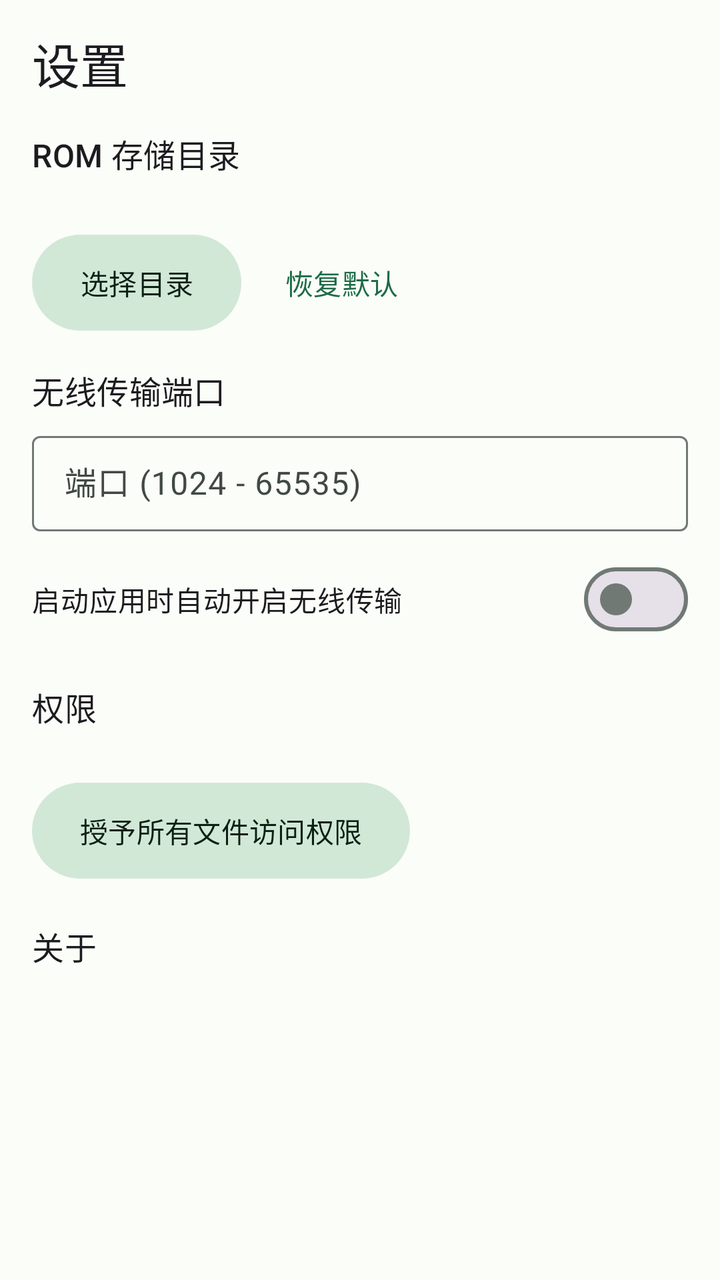
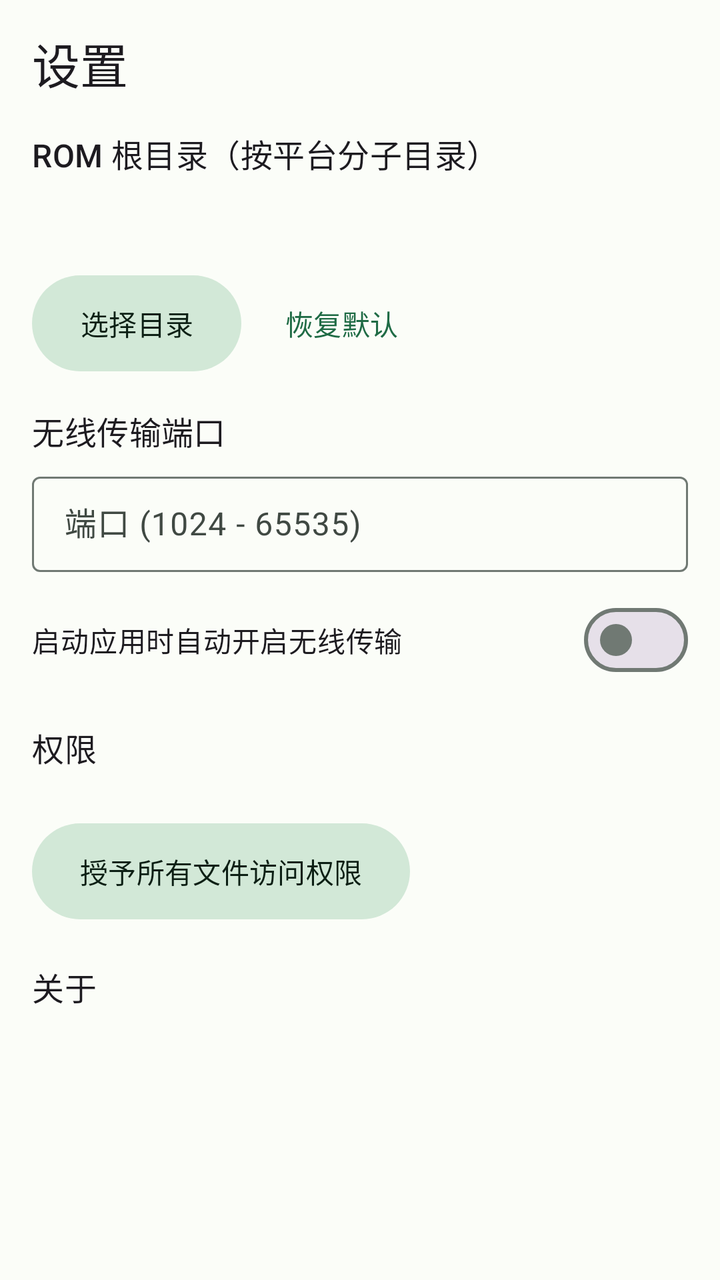

The first picture is an Android layout as it rendered before a commit; the second is the same layout after the commit. The layout source and the unified diff follow.
<!-- AndroidManifest.xml: application theme Theme.RomBox -->
<!-- res/layout/fragment_settings.xml -->
<?xml version="1.0" encoding="utf-8"?>
<ScrollView xmlns:android="http://schemas.android.com/apk/res/android"
    xmlns:app="http://schemas.android.com/apk/res-auto"
    android:layout_width="match_parent"
    android:layout_height="match_parent"
    android:fillViewport="true">

    <LinearLayout
        android:layout_width="match_parent"
        android:layout_height="wrap_content"
        android:orientation="vertical"
        android:paddingStart="16dp"
        android:paddingTop="14dp"
        android:paddingEnd="16dp"
        android:paddingBottom="24dp">

        <TextView
            android:layout_width="wrap_content"
            android:layout_height="wrap_content"
            android:text="设置"
            android:textAppearance="?attr/textAppearanceHeadlineSmall" />

        <TextView
            android:layout_width="wrap_content"
            android:layout_height="wrap_content"
            android:layout_marginTop="16dp"
            android:text="ROM 存储目录"
            android:textAppearance="?attr/textAppearanceTitleMedium" />

        <TextView
            android:id="@+id/dirText"
            android:layout_width="match_parent"
            android:layout_height="wrap_content"
            android:layout_marginTop="4dp"
            android:textIsSelectable="true"
            android:textAppearance="?attr/textAppearanceBodyMedium"
            android:textColor="?attr/colorPrimary" />

        <LinearLayout
            android:layout_width="match_parent"
            android:layout_height="wrap_content"
            android:layout_marginTop="6dp"
            android:orientation="horizontal">

            <com.google.android.material.button.MaterialButton
                android:id="@+id/btnPickDir"
                style="@style/Widget.Material3.Button.TonalButton"
                android:layout_width="wrap_content"
                android:layout_height="wrap_content"
                android:insetTop="0dp"
                android:insetBottom="0dp"
                android:text="选择目录" />

            <com.google.android.material.button.MaterialButton
                android:id="@+id/btnResetDir"
                style="@style/Widget.Material3.Button.TextButton"
                android:layout_width="wrap_content"
                android:layout_height="wrap_content"
                android:layout_marginStart="6dp"
                android:insetTop="0dp"
                android:insetBottom="0dp"
                android:text="恢复默认" />
        </LinearLayout>

        <TextView
            android:layout_width="wrap_content"
            android:layout_height="wrap_content"
            android:layout_marginTop="18dp"
            android:text="无线传输端口"
            android:textAppearance="?attr/textAppearanceTitleMedium" />

        <com.google.android.material.textfield.TextInputLayout
            android:id="@+id/portLayout"
            style="@style/Widget.Material3.TextInputLayout.OutlinedBox.Dense"
            android:layout_width="match_parent"
            android:layout_height="wrap_content"
            android:layout_marginTop="6dp"
            android:hint="端口 (1024 - 65535)">

            <com.google.android.material.textfield.TextInputEditText
                android:id="@+id/editPort"
                android:layout_width="match_parent"
                android:layout_height="wrap_content"
                android:inputType="number"
                android:maxLength="5"
                android:maxLines="1" />
        </com.google.android.material.textfield.TextInputLayout>

        <com.google.android.material.materialswitch.MaterialSwitch
            android:id="@+id/switchAutoStart"
            android:layout_width="match_parent"
            android:layout_height="wrap_content"
            android:layout_marginTop="10dp"
            android:text="启动应用时自动开启无线传输" />

        <TextView
            android:layout_width="wrap_content"
            android:layout_height="wrap_content"
            android:layout_marginTop="18dp"
            android:text="权限"
            android:textAppearance="?attr/textAppearanceTitleMedium" />

        <TextView
            android:id="@+id/permissionText"
            android:layout_width="match_parent"
            android:layout_height="wrap_content"
            android:layout_marginTop="4dp"
            android:textAppearance="?attr/textAppearanceBodySmall" />

        <com.google.android.material.button.MaterialButton
            android:id="@+id/btnPermission"
            style="@style/Widget.Material3.Button.TonalButton"
            android:layout_width="wrap_content"
            android:layout_height="wrap_content"
            android:layout_marginTop="6dp"
            android:insetTop="0dp"
            android:insetBottom="0dp"
            android:text="授予所有文件访问权限" />

        <TextView
            android:layout_width="wrap_content"
            android:layout_height="wrap_content"
            android:layout_marginTop="22dp"
            android:text="关于"
            android:textAppearance="?attr/textAppearanceTitleMedium" />

        <TextView
            android:id="@+id/aboutText"
            android:layout_width="match_parent"
            android:layout_height="wrap_content"
            android:layout_marginTop="4dp"
            android:textAppearance="?attr/textAppearanceBodySmall"
            android:textColor="?attr/colorOnSurfaceVariant" />

    </LinearLayout>
</ScrollView>
<!-- resources referenced by this layout -->
<resources>
  <style name="Theme.RomBox" parent="Theme.Material3.DayNight.NoActionBar">
          <item name="colorPrimary">@color/md_primary</item>
          <item name="colorOnPrimary">@color/md_onPrimary</item>
          <item name="colorPrimaryContainer">@color/md_primaryContainer</item>
          <item name="colorOnPrimaryContainer">@color/md_onPrimaryContainer</item>
          <item name="colorSecondary">@color/md_secondary</item>
          <item name="colorOnSecondary">@color/md_onSecondary</item>
          <item name="colorSecondaryContainer">@color/md_secondaryContainer</item>
          <item name="colorOnSecondaryContainer">@color/md_onSecondaryContainer</item>
          <item name="colorTertiary">@color/md_tertiary</item>
          <item name="colorOnTertiary">@color/md_onTertiary</item>
          <item name="colorTertiaryContainer">@color/md_tertiaryContainer</item>
          <item name="colorOnTertiaryContainer">@color/md_onTertiaryContainer</item>
          <item name="colorError">@color/md_error</item>
          <item name="colorOnError">@color/md_onError</item>
          <item name="colorErrorContainer">@color/md_errorContainer</item>
          <item name="colorOnErrorContainer">@color/md_onErrorContainer</item>
          <item name="android:colorBackground">@color/md_background</item>
          <item name="colorOnBackground">@color/md_onBackground</item>
          <item name="colorSurface">@color/md_surface</item>
          <item name="colorOnSurface">@color/md_onSurface</item>
          <item name="colorSurfaceVariant">@color/md_surfaceVariant</item>
          <item name="colorOnSurfaceVariant">@color/md_onSurfaceVariant</item>
          <item name="colorOutline">@color/md_outline</item>
      </style>
  <color name="md_primary">#1F6B45</color>
  <color name="md_onPrimary">#FFFFFF</color>
  <color name="md_primaryContainer">#A6F2C4</color>
  <color name="md_onPrimaryContainer">#00210F</color>
  <color name="md_secondary">#4F6354</color>
  <color name="md_onSecondary">#FFFFFF</color>
  <color name="md_secondaryContainer">#D2E8D7</color>
  <color name="md_onSecondaryContainer">#0C1F14</color>
  <color name="md_tertiary">#3B6470</color>
  <color name="md_onTertiary">#FFFFFF</color>
  <color name="md_tertiaryContainer">#BFE9F7</color>
  <color name="md_onTertiaryContainer">#001F27</color>
  <color name="md_error">#BA1A1A</color>
  <color name="md_onError">#FFFFFF</color>
  <color name="md_errorContainer">#FFDAD6</color>
  <color name="md_onErrorContainer">#410002</color>
  <color name="md_background">#FBFDF8</color>
  <color name="md_onBackground">#191C1A</color>
  <color name="md_surface">#FBFDF8</color>
  <color name="md_onSurface">#191C1A</color>
  <color name="md_surfaceVariant">#DCE5DC</color>
  <color name="md_onSurfaceVariant">#404943</color>
  <color name="md_outline">#707973</color>
</resources>

<!-- the commit's change to res/layout/fragment_settings.xml (unified diff, before → after) -->
@@ -24,7 +24,7 @@
             android:layout_width="wrap_content"
             android:layout_height="wrap_content"
             android:layout_marginTop="16dp"
-            android:text="ROM 存储目录"
+            android:text="ROM 根目录（按平台分子目录）"
             android:textAppearance="?attr/textAppearanceTitleMedium" />
 
         <TextView
@@ -35,6 +35,15 @@
             android:textIsSelectable="true"
             android:textAppearance="?attr/textAppearanceBodyMedium"
             android:textColor="?attr/colorPrimary" />
+
+        <TextView
+            android:id="@+id/platformDirText"
+            android:layout_width="match_parent"
+            android:layout_height="wrap_content"
+            android:layout_marginTop="4dp"
+            android:textIsSelectable="true"
+            android:textAppearance="?attr/textAppearanceBodySmall"
+            android:textColor="?attr/colorOnSurfaceVariant" />
 
         <LinearLayout
             android:layout_width="match_parent"
